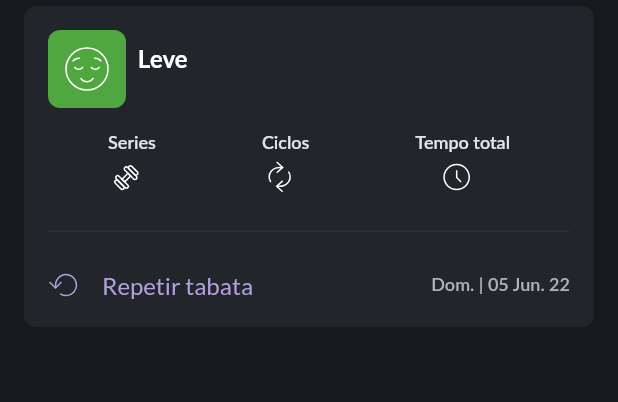
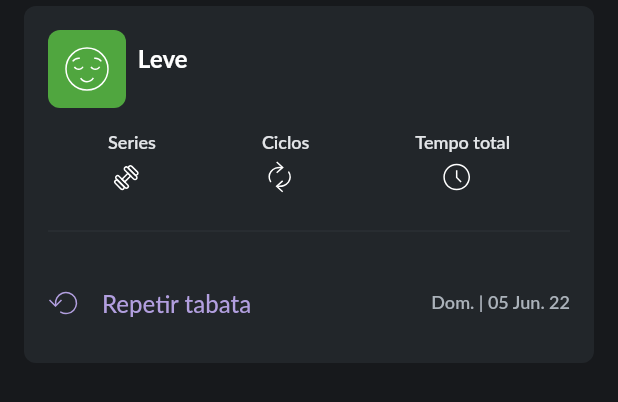
Before and after one commit to brunolimam/tabata, a Flutter app: the WorkoutListItem widget shown alone on an empty page, opened directly with empty values, on a phone screen of 412 x 824 dp. Shown: the top 402 px of the screen. Run offline on Flutter 3.47's test engine with Material 2 defaults, Android fonts, the phone set to English and light mode, and no system bars; our stand-ins replace audioplayers, bloc, cloud_firestore, easy_localization, equatable, firebase_auth and 6 more; accounts and stored records are empty; network calls fail.

Commit message:
melhorias usabilidade

```diff
--- a/lib/domain/usecases/workout/get_workouts_use_case_impl.dart
+++ b/lib/domain/usecases/workout/get_workouts_use_case_impl.dart
@@ -9,6 +9,9 @@ class GetWorkoutsUseCaseImpl extends GetWorkoutsUseCase {
 
   @override
   Future<List<Workout>> execute() async {
-    return await _loadWorkoutsRepository.load();
+    var workouts = await _loadWorkoutsRepository.load();
+
+    workouts.sort(((a, b) => b.date.compareTo(a.date)));
+    return workouts;
   }
 }
--- a/lib/presentation/components/workout/workout_list_item.dart
+++ b/lib/presentation/components/workout/workout_list_item.dart
@@ -15,11 +15,13 @@ import 'package:tabata/extension/string_casing_extension.dart';
 class WorkoutListItem extends StatelessWidget {
   final Workout workout;
   final VoidCallback onPressed;
+  final VoidCallback onRepeatPressed;
   final String totalTime;
 
   const WorkoutListItem({
     required this.workout,
     required this.onPressed,
+    required this.onRepeatPressed,
     required this.totalTime,
     super.key,
   });
@@ -116,6 +118,17 @@ class WorkoutListItem extends StatelessWidget {
 
   Widget _buildFooter() {
     return Row(children: [
+      ElevatedButton(
+          onPressed: onRepeatPressed,
+          style: ElevatedButton.styleFrom(
+            primary: Colors.transparent,
+            onPrimary: Colors.transparent,
+            surfaceTintColor: Colors.transparent,
+            shadowColor: Colors.transparent,
+            padding: EdgeInsets.zero,
+          ),
+          child: Row(
+            children: [
               SvgPicture.asset(
                 IconsAsset.named('return'),
                 color: ColorAsset.secondaryColor,
@@ -126,6 +139,8 @@ class WorkoutListItem extends StatelessWidget {
                 style: TextStyles.titleWithSize(
                     size: 16, color: ColorAsset.secondaryColor),
               ),
+            ],
+          )),
       const Spacer(),
       Text(
         _dateDisplay(),
--- a/lib/presentation/main/tabata/tabata_widget.dart
+++ b/lib/presentation/main/tabata/tabata_widget.dart
@@ -157,6 +157,7 @@ class _TabataWidgetState extends State<TabataWidget> {
         getCurrentTabataUseCase: getIt.get<GetCurrentTabataUseCase>(),
         setCurrentTabataUseCase: getIt.get<SetCurrentTabataUseCase>(),
       ),
+      popCallback: _reloadCurrentTabata,
     );
   }
 
@@ -172,4 +173,8 @@ class _TabataWidgetState extends State<TabataWidget> {
       ),
     );
   }
+
+  _reloadCurrentTabata() {
+    widget.tabataBloc.add(GetCurrentTabataEvent());
+  }
 }
```
Also changed, not shown: lib/presentation/main/workouts/workouts_widget.dart (+22 -0 lines). Lines whose indentation alone changed are shown as unchanged.
